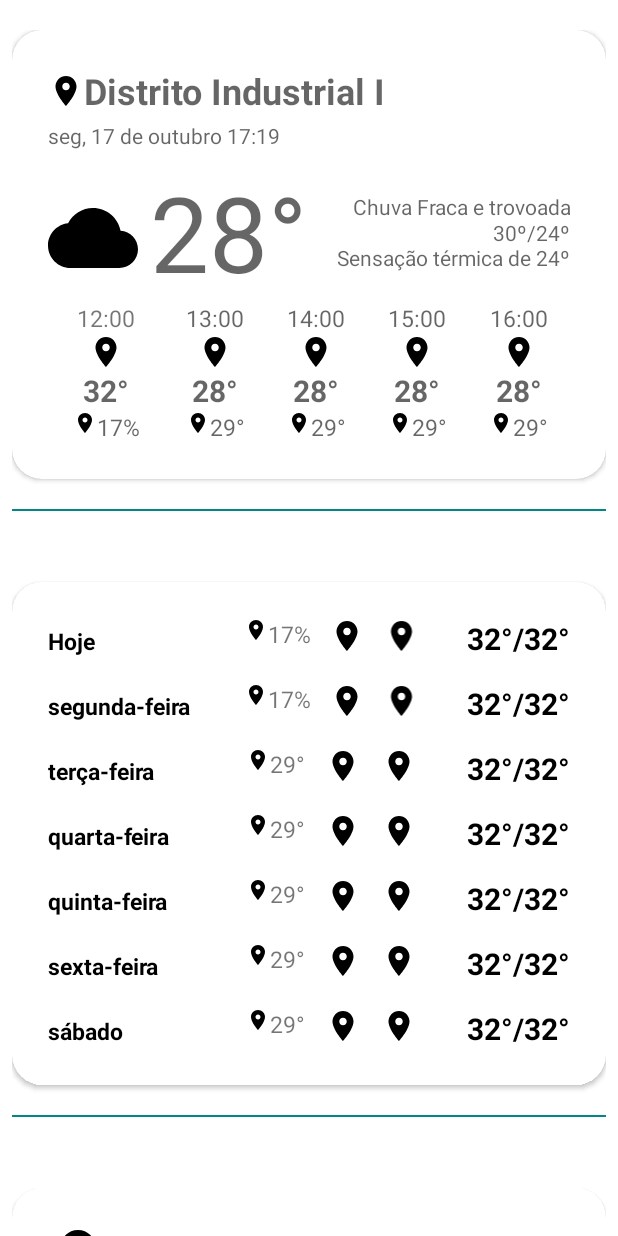
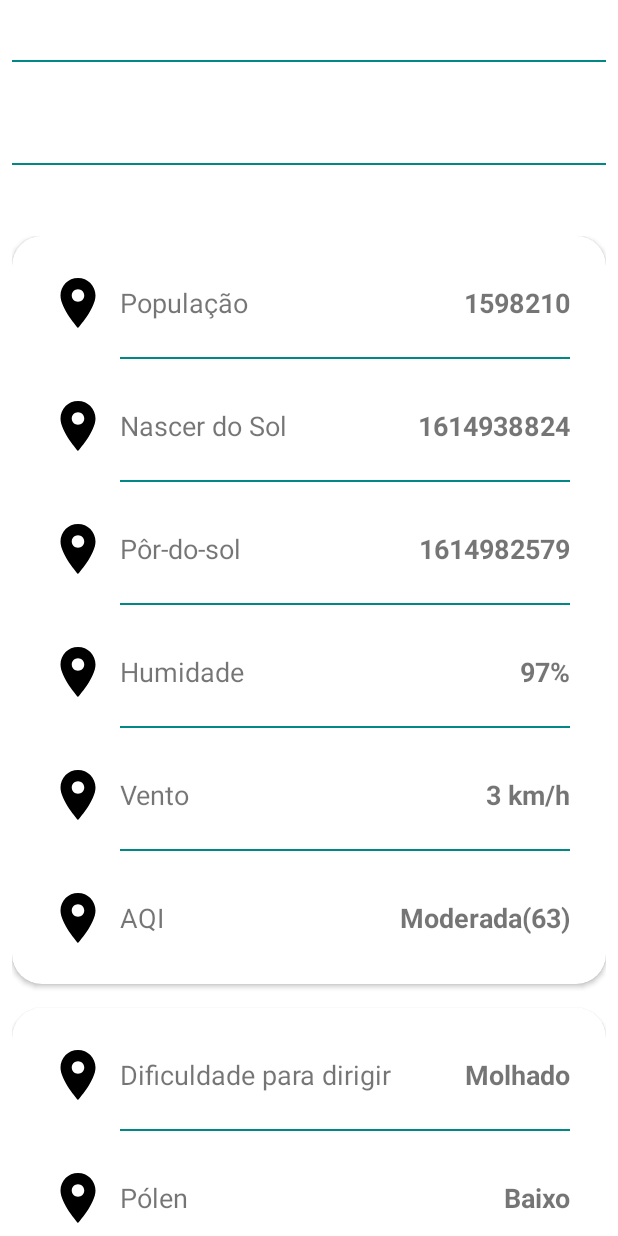
Before and after one commit to dijoncavalcante/weatherForecast, an Android app: the layout list_item.xml on its own in the app's theme, with its tools: preview values and no code run, on a phone screen of 412 x 824 dp. Run offline under Robolectric (Android 15) with nearby library versions, the phone set to English and light mode, and no system bars; network calls fail.

Commit message:
feature: Add new style for card others

```diff
--- a/app/src/main/res/layout/list_item.xml
+++ b/app/src/main/res/layout/list_item.xml
@@ -12,9 +12,11 @@
         android:id="@+id/cv_location"
         android:layout_width="match_parent"
         android:layout_height="wrap_content"
+        android:visibility="gone"
         app:cardCornerRadius="20dp">
 
         <androidx.constraintlayout.widget.ConstraintLayout
+
             android:id="@+id/cl_block1"
             android:layout_width="match_parent"
             android:layout_height="match_parent"
@@ -86,8 +88,10 @@
                 android:layout_width="0dp"
                 android:layout_height="wrap_content"
                 android:layout_marginTop="20dp"
+                android:ellipsize="end"
                 android:gravity="end"
                 android:hint="Chuva Fraca e trovoada"
+                android:maxLines="1"
                 android:textSize="14sp"
                 app:layout_constraintEnd_toEndOf="parent"
                 app:layout_constraintTop_toTopOf="@id/tv_current_temperature_block1" />
@@ -96,8 +100,10 @@
                 android:id="@+id/tv_max_min_temperature_block1"
                 android:layout_width="0dp"
                 android:layout_height="wrap_content"
+                android:ellipsize="end"
                 android:gravity="end"
                 android:hint="30º/24º"
+                android:maxLines="1"
                 android:textSize="14sp"
                 app:layout_constraintBottom_toTopOf="@+id/tv_sensation_temperature_block1"
                 app:layout_constraintEnd_toEndOf="parent"
@@ -108,8 +114,10 @@
                 android:layout_width="0dp"
                 android:layout_height="wrap_content"
                 android:layout_marginBottom="20dp"
+                android:ellipsize="end"
                 android:gravity="end"
                 android:hint="Sensação térmica de 24º"
+                android:maxLines="1"
                 android:textSize="14sp"
                 app:layout_constraintBottom_toBottomOf="@id/tv_current_temperature_block1"
                 app:layout_constraintEnd_toEndOf="@id/include_layout_nex_hours" />
@@ -150,6 +158,7 @@
         android:id="@+id/card_container_daily"
         android:layout_width="match_parent"
         android:layout_height="wrap_content"
+        android:visibility="gone"
         app:cardCornerRadius="20dp">
 
         <include layout="@layout/list_next_days" />
@@ -198,9 +207,7 @@
 
                     <ImageView
                         android:id="@+id/iv_population"
-                        android:layout_width="40dp"
-                        android:layout_height="40dp"
-                        android:layout_marginStart="24dp"
+                        style="@style/imageViewDetailHome"
                         android:src="@drawable/ic_location_24"
                         app:layout_constraintBottom_toBottomOf="@id/tv_population_label"
                         app:layout_constraintStart_toStartOf="parent"
@@ -208,25 +215,15 @@
 
                     <TextView
                         android:id="@+id/tv_population_label"
-                        android:layout_width="0dp"
-                        android:layout_height="wrap_content"
-                        android:layout_marginStart="8dp"
-                        android:layout_marginTop="32dp"
-                        android:layout_marginBottom="32dp"
+                        style="@style/textViewDescriptionDetailHome"
                         android:text="População"
-                        android:textSize="18sp"
                         app:layout_constraintStart_toEndOf="@id/iv_population"
                         app:layout_constraintTop_toTopOf="parent" />
 
                     <TextView
                         android:id="@+id/tv_city_population"
-                        android:layout_width="0dp"
-                        android:layout_height="wrap_content"
-                        android:layout_marginEnd="24dp"
-                        android:gravity="right"
+                        style="@style/textViewValueDetailHome"
                         android:text="1598210"
-                        android:textSize="18sp"
-                        android:textStyle="bold"
                         app:layout_constraintBottom_toBottomOf="@+id/tv_population_label"
                         app:layout_constraintEnd_toEndOf="parent"
                         app:layout_constraintTop_toTopOf="@+id/tv_population_label" />
@@ -245,9 +242,7 @@
 
                     <ImageView
                         android:id="@+id/iv_sunrise"
-                        android:layout_width="40dp"
-                        android:layout_height="40dp"
-                        android:layout_marginStart="24dp"
+                        style="@style/imageViewDetailHome"
                         android:src="@drawable/ic_location_24"
                         app:layout_constraintBottom_toBottomOf="@id/tv_city_sunrise_label"
                         app:layout_constraintStart_toStartOf="parent"
@@ -291,9 +286,7 @@
 
                     <ImageView
                         android:id="@+id/iv_sunset"
-                        android:layout_width="40dp"
-                        android:layout_height="40dp"
-                        android:layout_marginStart="24dp"
+                        style="@style/imageViewDetailHome"
                         android:src="@drawable/ic_location_24"
                         app:layout_constraintBottom_toBottomOf="@id/tv_city_sunset_label"
                         app:layout_constraintStart_toStartOf="parent"
@@ -338,9 +331,7 @@
 
                     <ImageView
                         android:id="@+id/iv_humidity"
-                        android:layout_width="40dp"
-                        android:layout_height="40dp"
-                        android:layout_marginStart="24dp"
+                        style="@style/imageViewDetailHome"
                         android:src="@drawable/ic_location_24"
                         app:layout_constraintBottom_toBottomOf="@id/tv_main_humidity_label"
                         app:layout_constraintStart_toStartOf="parent"
@@ -385,9 +376,7 @@
 
                     <ImageView
                         android:id="@+id/iv_wind"
-                        android:layout_width="40dp"
-                        android:layout_height="40dp"
-                        android:layout_marginStart="24dp"
+                        style="@style/imageViewDetailHome"
                         android:src="@drawable/ic_location_24"
                         app:layout_constraintBottom_toBottomOf="@id/tv_wind_label"
                         app:layout_constraintStart_toStartOf="parent"
@@ -432,9 +421,7 @@
 
                     <ImageView
                         android:id="@+id/iv_aqi"
-                        android:layout_width="40dp"
-                        android:layout_height="40dp"
-                        android:layout_marginStart="24dp"
+                        style="@style/imageViewDetailHome"
                         android:src="@drawable/ic_location_24"
                         app:layout_constraintBottom_toBottomOf="@id/tv_aqi_label"
                         app:layout_constraintStart_toStartOf="parent"
@@ -484,9 +471,7 @@
 
                     <ImageView
                         android:id="@+id/iv_difficult_to_drive"
-                        android:layout_width="40dp"
-                        android:layout_height="40dp"
-                        android:layout_marginStart="24dp"
+                        style="@style/imageViewDetailHome"
                         android:src="@drawable/ic_location_24"
                         app:layout_constraintBottom_toBottomOf="@id/tv_difficult_to_drive_label"
                         app:layout_constraintStart_toStartOf="parent"
@@ -530,9 +515,7 @@
 
                     <ImageView
                         android:id="@+id/iv_polen"
-                        android:layout_width="40dp"
-                        android:layout_height="40dp"
-                        android:layout_marginStart="24dp"
+                        style="@style/imageViewDetailHome"
                         android:src="@drawable/ic_location_24"
                         app:layout_constraintBottom_toBottomOf="@id/tv_polen_label"
                         app:layout_constraintStart_toStartOf="parent"
@@ -576,9 +559,7 @@
 
                     <ImageView
                         android:id="@+id/iv_runner"
-                        android:layout_width="40dp"
-                        android:layout_height="40dp"
-                        android:layout_marginStart="24dp"
+                        style="@style/imageViewDetailHome"
                         android:src="@drawable/ic_location_24"
                         app:layout_constraintBottom_toBottomOf="@id/tv_runner_label"
                         app:layout_constraintStart_toStartOf="parent"
--- a/app/src/main/res/values-night/themes.xml
+++ b/app/src/main/res/values-night/themes.xml
@@ -15,7 +15,7 @@
     </style>
 
     <style name="textViewDayOfWeek">
-        <item name="android:textSize">15sp</item>
+        <item name="android:textSize">18sp</item>
         <item name="android:textStyle">bold</item>
         <item name="android:textColor">@color/black</item>
         <item name="android:gravity">left</item>
--- /dev/null
+++ b/app/src/main/res/values-v17/themes.xml
@@ -0,0 +1,10 @@
+<?xml version="1.0" encoding="utf-8"?>
+<resources>
+
+    <style name="imageViewDetailHome">
+        <item name="android:layout_width">40dp</item>
+        <item name="android:layout_height">40dp</item>
+        <item name="android:layout_marginStart">24dp</item>
+
+    </style>
+</resources>
--- a/app/src/main/res/values/themes.xml
+++ b/app/src/main/res/values/themes.xml
@@ -15,13 +15,15 @@
     </style>
 
     <style name="textViewDayOfWeek">
-        <item name="android:textSize">15sp</item>
+        <item name="android:textSize">18sp</item>
         <item name="android:textStyle">bold</item>
         <item name="android:textColor">@color/black</item>
         <item name="android:gravity">left</item>
         <item name="android:layout_weight">2</item>
         <item name="android:layout_height">wrap_content</item>
         <item name="android:layout_width">100dp</item>
+        <item name="android:maxLines">1</item>
+        <item name="android:ellipsize">end</item>
     </style>
 
     <style name="textViewTemperatureMaxMin">
@@ -32,5 +34,31 @@
         <item name="android:gravity">right</item>
         <item name="android:textSize">20sp</item>
         <item name="android:textStyle">bold</item>
+        <item name="android:maxLines">1</item>
+        <item name="android:ellipsize">end</item>
     </style>
+
+    <style name="imageViewDetailHome">
+        <item name="android:layout_width">40dp</item>
+        <item name="android:layout_height">40dp</item>
+        <item name="android:layout_marginStart" tools:targetApi="jelly_bean_mr1">24dp</item>
+    </style>
+
+    <style name="textViewDescriptionDetailHome">
+        <item name="android:layout_width">0dp</item>
+        <item name="android:layout_height">wrap_content</item>
+        <item name="android:textSize">18sp</item>
+        <item name="android:layout_marginStart" tools:targetApi="jelly_bean_mr1">8dp</item>
+        <item name="android:layout_marginBottom" tools:targetApi="jelly_bean_mr1">32dp</item>
+        <item name="android:layout_marginTop" tools:targetApi="jelly_bean_mr1">32dp</item>
+    </style>
+    <style name="textViewValueDetailHome">
+        <item name="android:layout_width">0dp</item>
+        <item name="android:layout_height">wrap_content</item>
+        <item name="android:layout_marginEnd" tools:targetApi="jelly_bean_mr1">24dp</item>
+        <item name="android:gravity">right</item>
+        <item name="android:textSize">18sp</item>
+        <item name="android:textStyle">bold</item>
+    </style>
+
 </resources>
```
